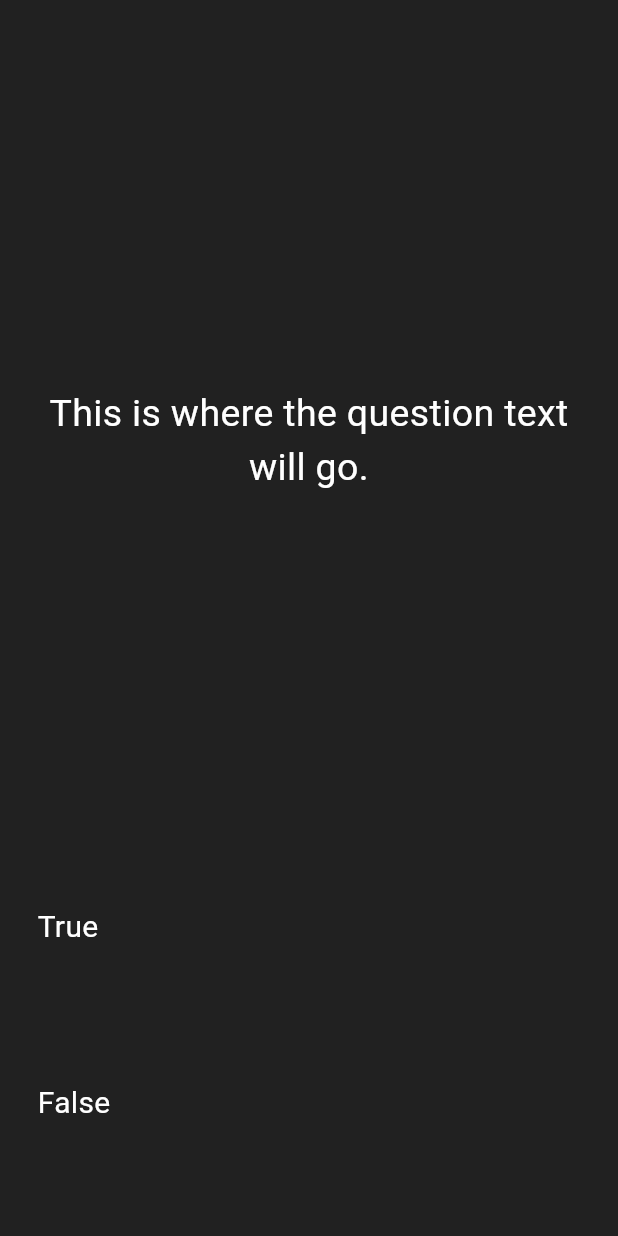
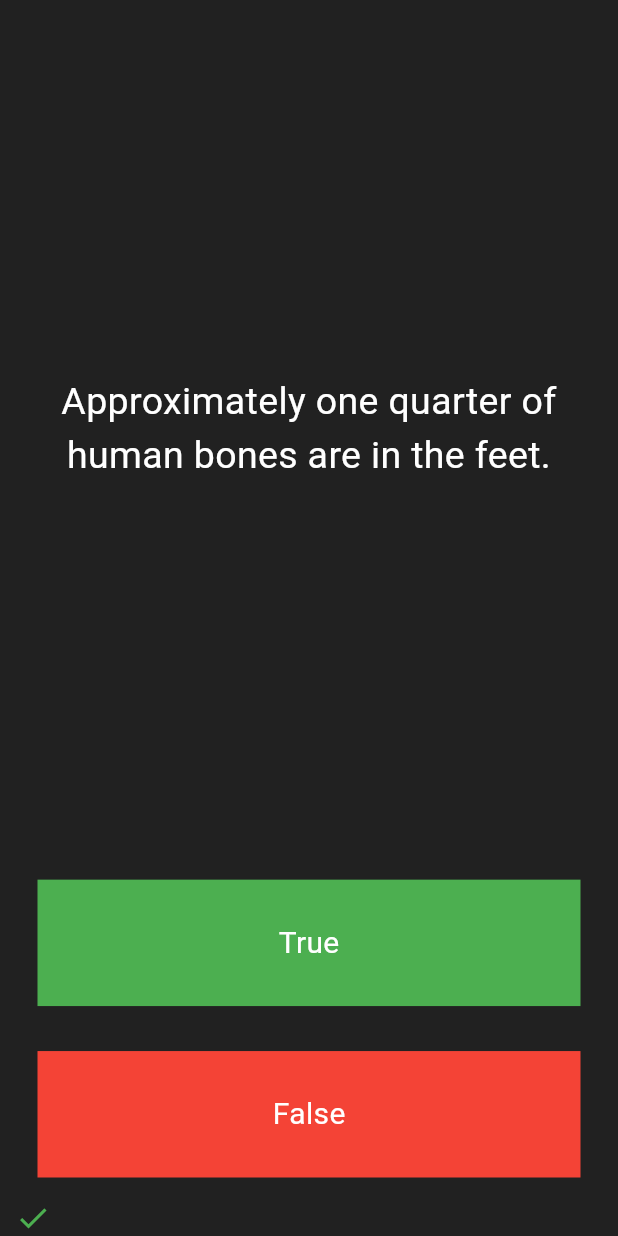
Before and after one commit to ahmedtaju/quizzler-flutter, a Flutter app: the screen it shows after launch, after a tap on "True", on a phone screen of 412 x 824 dp. Run offline on Flutter 3.47's test engine with Material 3 defaults, Android fonts, the phone set to English and light mode, and no system bars.

Commit message:
added questions

```diff
--- a/lib/main.dart
+++ b/lib/main.dart
@@ -25,6 +25,13 @@ class QuizPage extends StatefulWidget {
 }
 
 class _QuizPageState extends State<QuizPage> {
+  List<Icon> scoreKeeper = [];
+  List<String> questions = [
+    'You can lead a cow down stairs but not up stairs.',
+    'Approximately one quarter of human bones are in the feet.',
+    'A slug\'s blood is green.'
+  ];
+  int questionNumber = 0;
   @override
   Widget build(BuildContext context) {
     return Column(
@@ -37,7 +44,7 @@ class _QuizPageState extends State<QuizPage> {
             padding: EdgeInsets.all(10.0),
             child: Center(
               child: Text(
-                'This is where the question text will go.',
+                questions[questionNumber],
                 textAlign: TextAlign.center,
                 style: TextStyle(
                   fontSize: 25.0,
@@ -51,6 +58,9 @@ class _QuizPageState extends State<QuizPage> {
           child: Padding(
             padding: EdgeInsets.all(15.0),
             child: GestureDetector(
+              child: Container(
+                color: Colors.green,
+                child: Center(
                   child: Text(
                     'True',
                     style: TextStyle(
@@ -58,8 +68,20 @@ class _QuizPageState extends State<QuizPage> {
                       fontSize: 20.0,
                     ),
                   ),
+                ),
+              ),
               onTap: () {
                 //The user picked true.
+                setState(() {
+                  if (questionNumber <= 1) {
+                    questionNumber++;
+                  }
+
+                  scoreKeeper.add(Icon(
+                    Icons.check,
+                    color: Colors.green,
+                  ));
+                });
               },
             ),
           ),
@@ -68,6 +90,9 @@ class _QuizPageState extends State<QuizPage> {
           child: Padding(
             padding: EdgeInsets.all(15.0),
             child: GestureDetector(
+              child: Container(
+                color: Colors.red,
+                child: Center(
                   child: Text(
                     'False',
                     style: TextStyle(
@@ -75,13 +100,26 @@ class _QuizPageState extends State<QuizPage> {
                       color: Colors.white,
                     ),
                   ),
+                ),
+              ),
               onTap: () {
                 //The user picked false.
+                setState(() {
+                  if (questionNumber <= 1) {
+                    questionNumber++;
+                  }
+                  scoreKeeper.add(Icon(
+                    Icons.close,
+                    color: Colors.red,
+                  ));
+                });
               },
             ),
           ),
         ),
-        //TODO: Add a Row here as your score keeper
+        Row(
+          children: scoreKeeper,
+        )
       ],
     );
   }
```
Lines whose indentation alone changed are shown as unchanged.
